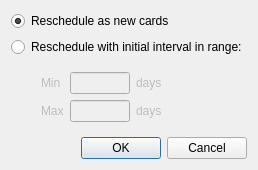
Above: designer/reschedule.ui from ankitects/anki before the change. Below: the same form after it.
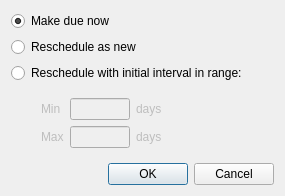
That is the form after the change.

Commit message: add 'make due now' option

```diff
--- a/designer/reschedule.ui
+++ b/designer/reschedule.ui
@@ -5,8 +5,8 @@
    <rect>
     <x>0</x>
     <y>0</y>
-    <width>227</width>
-    <height>158</height>
+    <width>285</width>
+    <height>193</height>
    </rect>
   </property>
   <property name="windowTitle" >
@@ -14,15 +14,25 @@
   </property>
   <layout class="QVBoxLayout" name="verticalLayout_2" >
    <item>
-    <widget class="QRadioButton" name="asNew" >
+    <widget class="QRadioButton" name="asDue" >
      <property name="text" >
-      <string>Reschedule as new cards</string>
+      <string>Make due now</string>
      </property>
      <property name="checked" >
       <bool>true</bool>
      </property>
     </widget>
    </item>
+   <item>
+    <widget class="QRadioButton" name="asNew" >
+     <property name="text" >
+      <string>Reschedule as new</string>
+     </property>
+     <property name="checked" >
+      <bool>false</bool>
+     </property>
+    </widget>
+   </item>
    <item>
     <widget class="QRadioButton" name="inRange" >
      <property name="text" >
```
Left out of the diff: 1 changed line with no effect on the pictures. The commit also changes 1 other file.
